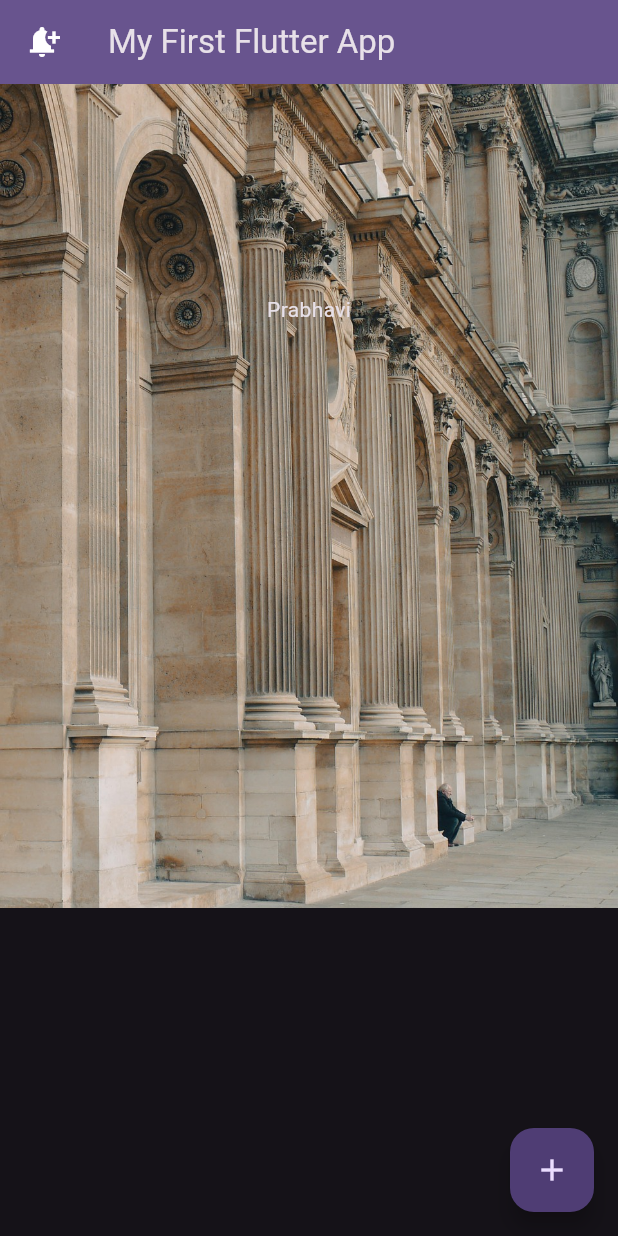
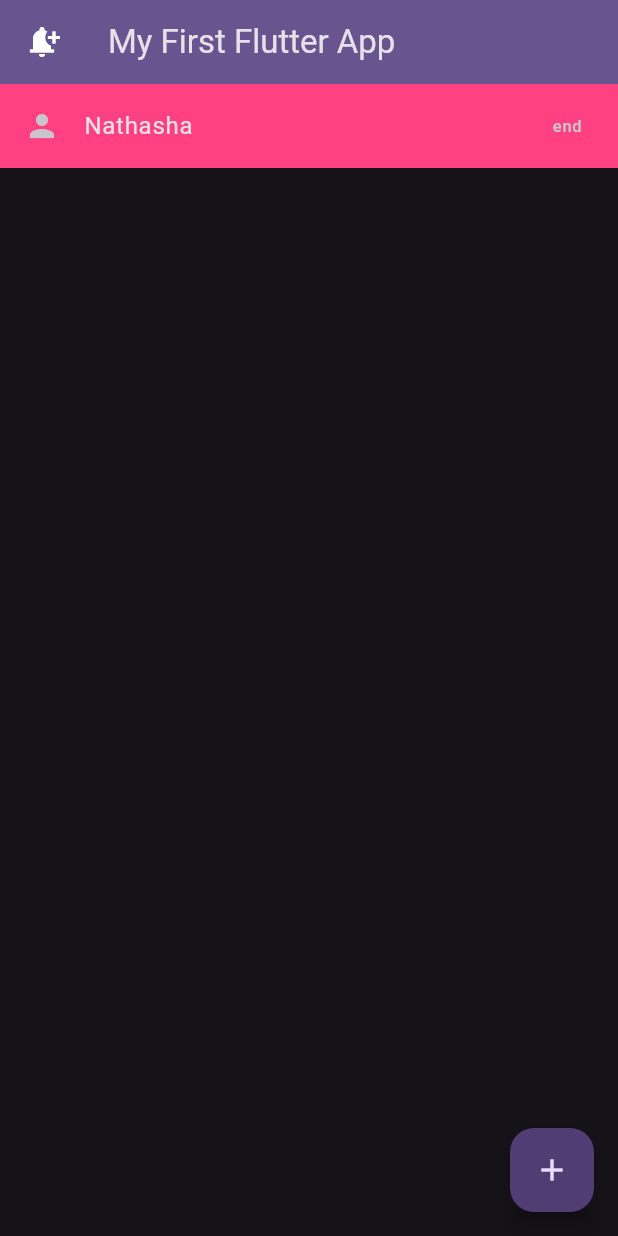
Before and after one commit to SAPNathasha/flutter_to_do_app01, a Flutter app: the screen it shows after launch, on a phone screen of 412 x 824 dp. Run offline on Flutter 3.47's test engine with Material 3 defaults, Android fonts, the phone set to English and light mode, and no system bars.

Commit message:
Create a list tile

```diff
--- a/lib/main.dart
+++ b/lib/main.dart
@@ -102,8 +102,15 @@ class _MyHomePageState extends State<MyHomePage> {
       ),
       body: Stack(
         children: [
-          Image.asset('assets/images/newbg.jpg'),
-          SizedBox(height: 300, child: Center(child: Text('Prabhavi'))),
+          // Image.asset('assets/images/newbg.jpg'),
+          // SizedBox(height: 300, child: Center(child: Text('Prabhavi'))),
+          ListTile(
+            leading: Icon(Icons.person),
+            title: Text('Nathasha'),
+            tileColor: Colors.pinkAccent,
+            trailing: Text('end'),
+            onTap: () {},
+          ),
         ],
       ),
 
```
